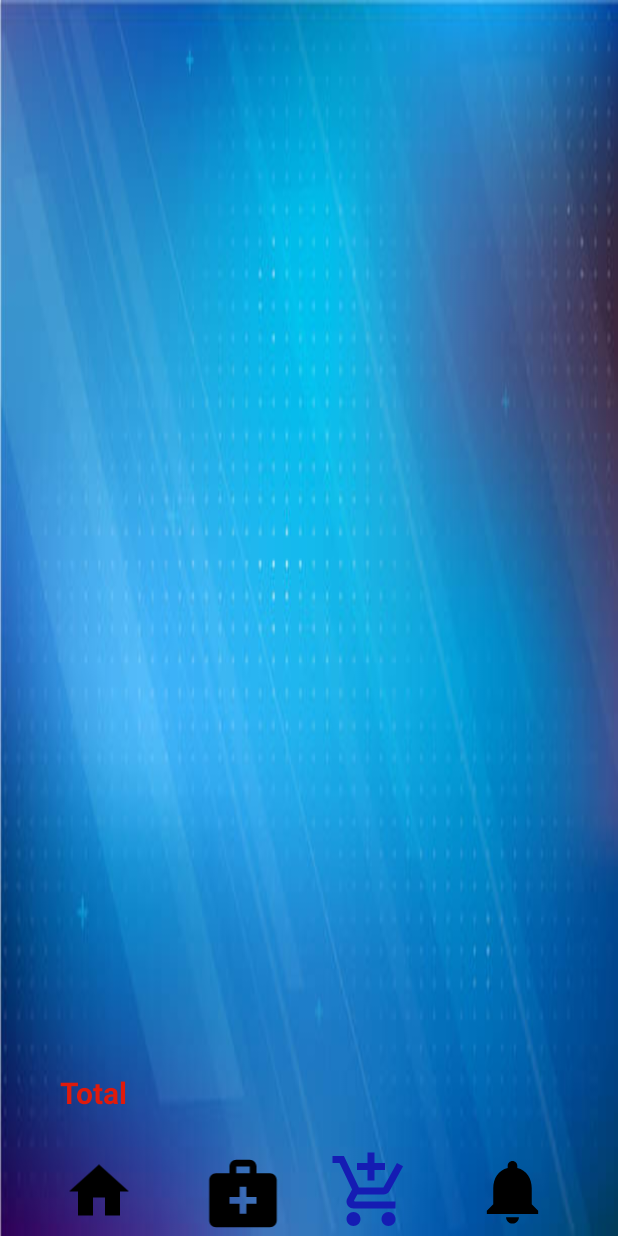
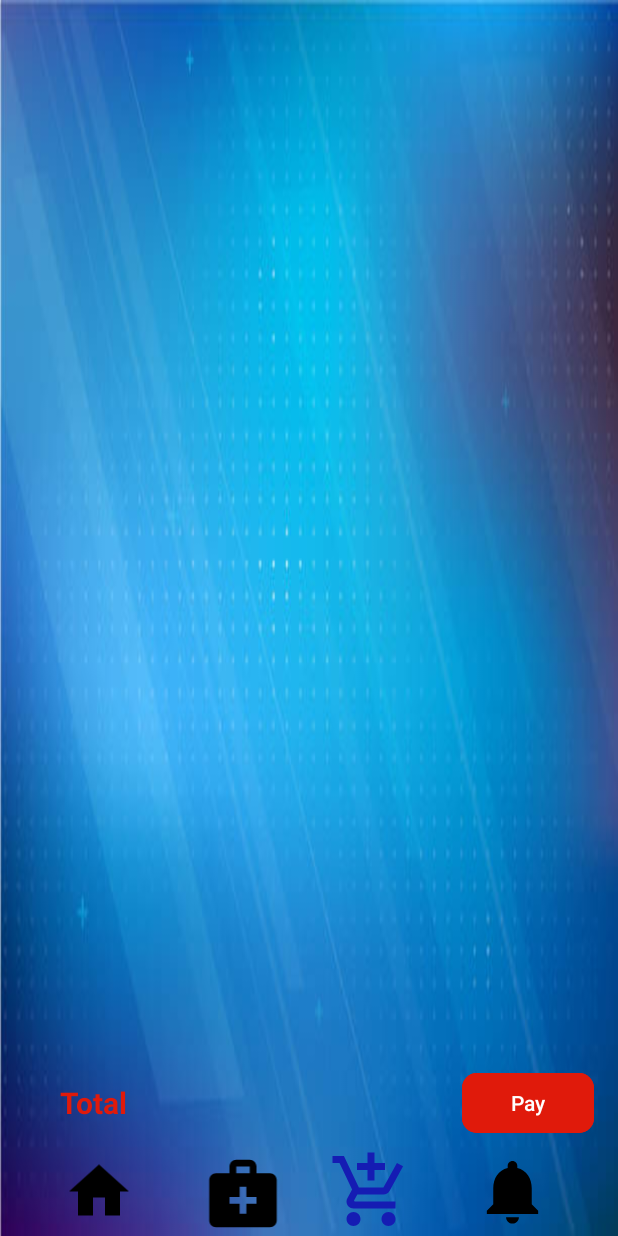
Before and after one commit to sudhais/MediCare, an Android app built with Jetpack Compose: the UserCart screen opened directly, with no data from a screen before it, on a phone screen of 412 x 824 dp. Run offline under Robolectric (Android 15) with nearby library versions, the phone set to English and light mode, and no system bars; our stand-ins replace Firebase (no records; nobody signed in at launch, a user with empty details on screens opened directly).

Commit message:
fixed image size

```diff
--- a/app/src/main/res/layout/activity_user_cart.xml
+++ b/app/src/main/res/layout/activity_user_cart.xml
@@ -71,8 +71,8 @@
 
     <TextView
         android:id="@+id/txt_totalPrice"
-        android:layout_width="333dp"
-        android:layout_height="48dp"
+        android:layout_width="250dp"
+        android:layout_height="41dp"
         android:layout_marginStart="40dp"
         android:layout_marginBottom="12dp"
         android:paddingTop="10dp"
@@ -83,4 +83,16 @@
         app:layout_constraintBottom_toTopOf="@+id/constraintLayout"
         app:layout_constraintStart_toStartOf="parent" />
 
+    <Button
+        android:id="@+id/button"
+        android:layout_width="wrap_content"
+        android:layout_height="wrap_content"
+        android:layout_marginEnd="16dp"
+        android:layout_marginBottom="5dp"
+        android:backgroundTint="@color/red"
+        android:text="Pay"
+        app:cornerRadius="10dp"
+        app:layout_constraintBottom_toTopOf="@+id/constraintLayout"
+        app:layout_constraintEnd_toEndOf="parent" />
+
 </androidx.constraintlayout.widget.ConstraintLayout>
```
Also changed, not shown: app/src/main/res/layout/activity_admin_med_home.xml (+5 -4 lines), app/src/main/res/layout/activity_medicine_details.xml (+13 -13 lines), app/src/main/res/layout/admin_med_item.xml (+17 -4 lines), app/src/main/res/layout/user_med_item.xml (+10 -10 lines).
